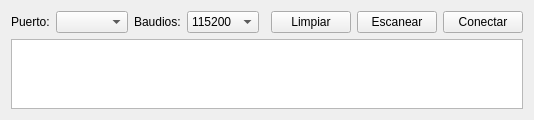
Above: terminal.ui from doquen/ideup before the change. Below: the same form after it.
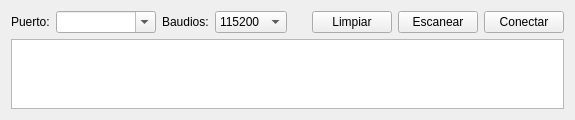
That is the form after the change. Custom widgets are drawn as their Qt base class.

Commit message:
Made Port Combobox editable
Combo box is now edditable so user can enter manually a port that is not
seen by system (like ptys)

```diff
--- a/terminal.ui
+++ b/terminal.ui
@@ -6,7 +6,7 @@
    <rect>
     <x>0</x>
     <y>0</y>
-    <width>528</width>
+    <width>575</width>
     <height>117</height>
    </rect>
   </property>
@@ -25,7 +25,17 @@
     </widget>
    </item>
    <item row="0" column="1">
-    <widget class="QComboBox" name="comboBox"/>
+    <widget class="QComboBox" name="comboBox">
+     <property name="minimumSize">
+      <size>
+       <width>100</width>
+       <height>0</height>
+      </size>
+     </property>
+     <property name="editable">
+      <bool>true</bool>
+     </property>
+    </widget>
    </item>
    <item row="0" column="0">
     <widget class="QLabel" name="label">
```
The commit also changes 5 other files.
